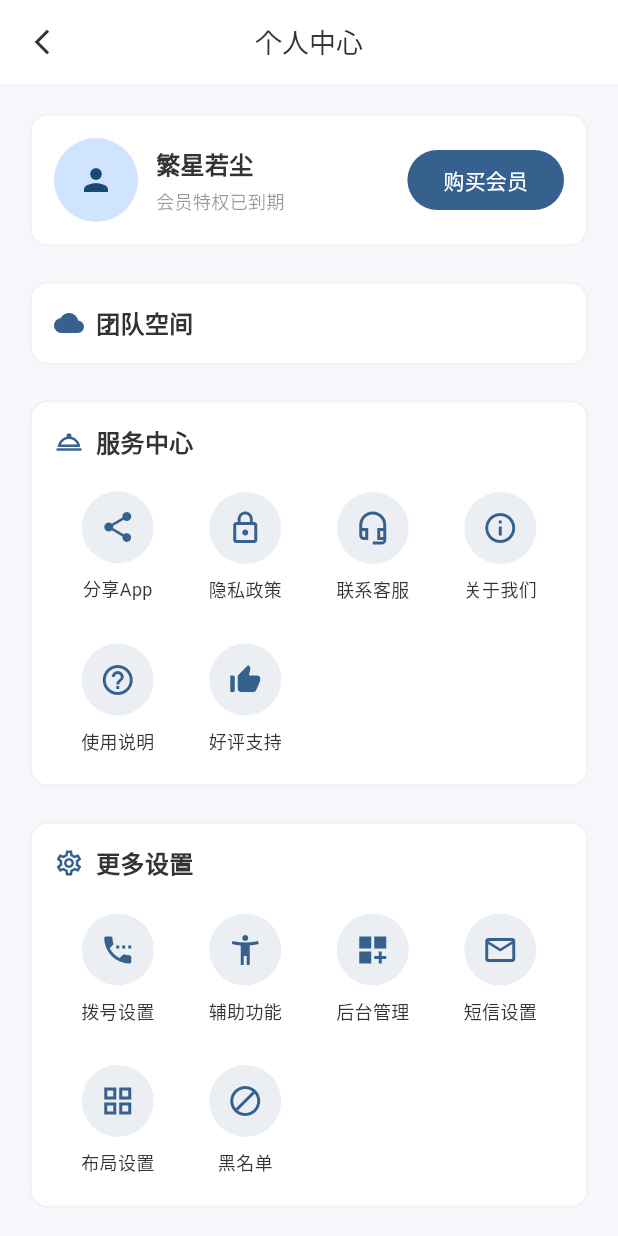
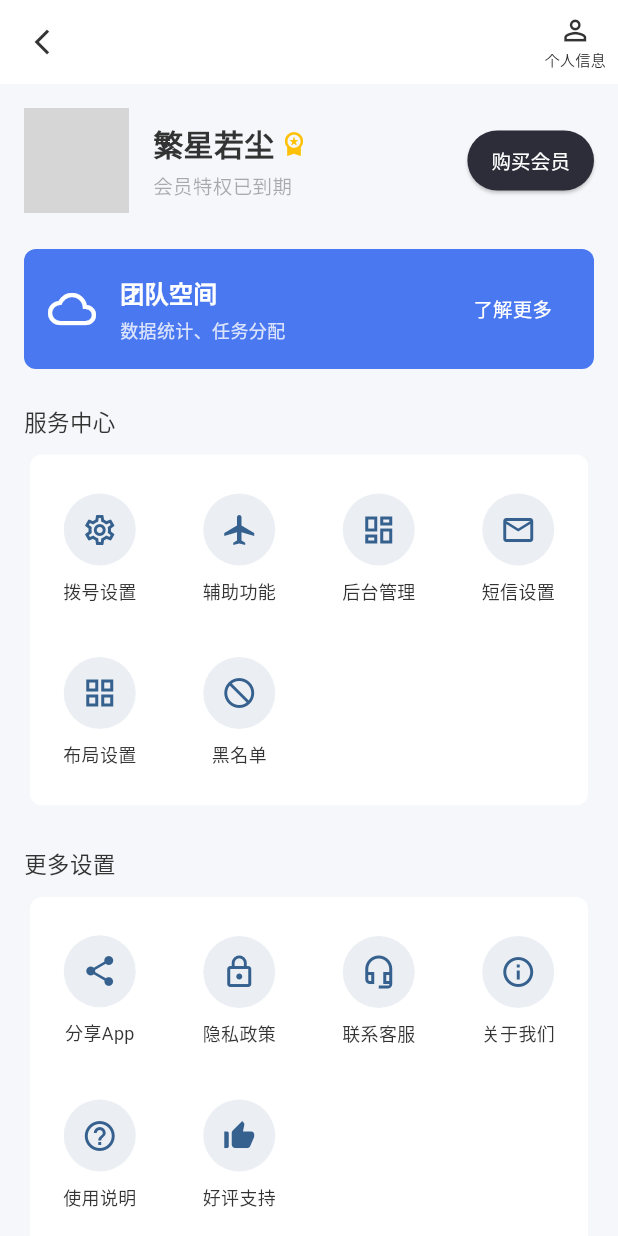
Before and after one commit to li-zejiang/auto_call, a Flutter app: the SettingsPage screen opened directly, on a phone screen of 412 x 824 dp. Run offline on Flutter 3.47's test engine with Material 3 defaults, Android fonts, the phone set to English and light mode, and no system bars; our stand-ins replace dio, flutter_local_notifications, flutter_riverpod, go_router, isar, shared_preferences; missing offline and left inert: flutter_foreground_task; accounts and stored records are empty; generated files the repository leaves out were written again; network calls fail; grey boxes are pictures that could not be loaded.

Commit message:
ui: completely remove nav animation and refactor settings page according to prototype

```diff
--- a/lib/pages/customer/index.dart
+++ b/lib/pages/customer/index.dart
@@ -27,31 +27,37 @@ class CustomerPage extends ConsumerWidget {
         showLeadingSearch: false, // 隐藏左侧默认搜索
         titleWidget: Row(
           children: [
-            _buildTabItem(context, ref, AppConstants.LABEL_CUSTOMER, 0, selectedTab),
+            _buildTabItem(
+                context, ref, AppConstants.LABEL_CUSTOMER, 0, selectedTab),
             const SizedBox(width: 20),
-            _buildTabItem(context, ref, AppConstants.LABEL_TODO, 1, selectedTab),
+            _buildTabItem(
+                context, ref, AppConstants.LABEL_TODO, 1, selectedTab),
           ],
         ),
         actions: [
           AppBarButton(
             icon: Icons.search,
             label: AppConstants.LABEL_SEARCH,
-            onPressed: () => _showNotImplemented(context, AppConstants.LABEL_SEARCH),
+            onPressed: () =>
+                _showNotImplemented(context, AppConstants.LABEL_SEARCH),
           ),
           AppBarButton(
             icon: Icons.ios_share,
             label: AppConstants.LABEL_EXPORT,
-            onPressed: () => _showNotImplemented(context, AppConstants.LABEL_EXPORT),
+            onPressed: () =>
+                _showNotImplemented(context, AppConstants.LABEL_EXPORT),
           ),
           AppBarButton(
             icon: Icons.person_add_alt_1_outlined,
             label: AppConstants.LABEL_ADD,
-            onPressed: () => _showNotImplemented(context, AppConstants.LABEL_ADD),
+            onPressed: () =>
+                _showNotImplemented(context, AppConstants.LABEL_ADD),
           ),
           AppBarButton(
             icon: Icons.group_add_outlined,
             label: AppConstants.LABEL_BATCH,
-            onPressed: () => _showNotImplemented(context, AppConstants.LABEL_BATCH),
+            onPressed: () =>
+                _showNotImplemented(context, AppConstants.LABEL_BATCH),
           ),
         ],
       ),
@@ -62,7 +68,8 @@ class CustomerPage extends ConsumerWidget {
   }
 
   /// 构建标签项
-  Widget _buildTabItem(BuildContext context, WidgetRef ref, String label, int index, int selectedIndex) {
+  Widget _buildTabItem(BuildContext context, WidgetRef ref, String label,
+      int index, int selectedIndex) {
     final isSelected = index == selectedIndex;
     final theme = Theme.of(context);
 
@@ -76,12 +83,14 @@ class CustomerPage extends ConsumerWidget {
             style: TextStyle(
               fontSize: 18,
               fontWeight: isSelected ? FontWeight.bold : FontWeight.normal,
-              color: isSelected ? theme.colorScheme.onSurface : theme.colorScheme.onSurface.withValues(alpha: 0.5),
+              color: isSelected
+                  ? theme.colorScheme.onSurface
+                  : theme.colorScheme.onSurface.withValues(alpha: 0.5),
             ),
           ),
           if (isSelected)
             Container(
-              margin: const EdgeInsets.top(4),
+              margin: const EdgeInsets.only(top: 4),
               height: 2,
               width: 20,
               color: theme.colorScheme.primary,
@@ -92,7 +101,8 @@ class CustomerPage extends ConsumerWidget {
   }
 
   /// 构建客户列表
-  Widget _buildCustomerList(BuildContext context, AsyncValue customerState, ColorScheme colorScheme) {
+  Widget _buildCustomerList(
+      BuildContext context, AsyncValue customerState, ColorScheme colorScheme) {
     return Column(
       children: [
         // 顶部筛选与排序栏
@@ -102,12 +112,14 @@ class CustomerPage extends ConsumerWidget {
             children: [
               Text(
                 '${AppConstants.LABEL_ALL_CUSTOMERS} | ${AppConstants.LABEL_LATEST_ADDED}',
-                style: TextStyle(color: colorScheme.onSurface.withValues(alpha: 0.5)),
+                style: TextStyle(
+                    color: colorScheme.onSurface.withValues(alpha: 0.5)),
               ),
               const Spacer(),
               // 筛选按钮
               TextButton.icon(
-                onPressed: () => _showNotImplemented(context, AppConstants.LABEL_FILTER),
+                onPressed: () =>
+                    _showNotImplemented(context, AppConstants.LABEL_FILTER),
                 icon: const Icon(Icons.filter_list, size: 18),
                 label: const Text(AppConstants.LABEL_FILTER),
                 style: TextButton.styleFrom(
@@ -129,7 +141,8 @@ class CustomerPage extends ConsumerWidget {
                 return Center(
                   child: Text(
                     AppConstants.MSG_NO_CUSTOMER_DATA,
-                    style: TextStyle(color: colorScheme.onSurface.withValues(alpha: 0.5)),
+                    style: TextStyle(
+                        color: colorScheme.onSurface.withValues(alpha: 0.5)),
                   ),
                 );
               }
@@ -168,7 +181,8 @@ class CustomerPage extends ConsumerWidget {
           const SizedBox(height: 16),
           Text(
             '暂无待办事项',
-            style: TextStyle(color: colorScheme.onSurface.withValues(alpha: 0.4)),
+            style:
+                TextStyle(color: colorScheme.onSurface.withValues(alpha: 0.4)),
           ),
         ],
       ),
@@ -176,6 +190,7 @@ class CustomerPage extends ConsumerWidget {
   }
 
   void _showNotImplemented(BuildContext context, String label) {
-    CommonToast.show('$label ${AppConstants.MSG_NOT_IMPLEMENTED}', context: context);
+    CommonToast.show('$label ${AppConstants.MSG_NOT_IMPLEMENTED}',
+        context: context);
   }
 }
--- a/lib/pages/settings/index.dart
+++ b/lib/pages/settings/index.dart
@@ -43,142 +43,214 @@ class SettingsPage extends StatelessWidget {
     ];
 
     return Scaffold(
-      appBar: const CustomAppBar(
-        title: AppConstants.TITLE_PROFILE,
+      appBar: CustomAppBar(
+        title: '',
         showDefaultActions: false,
-        showLeadingSearch: false, // 隐藏左侧默认搜索
+        showLeadingSearch: false,
+        actions: [
+          AppBarButton(
+            icon: Icons.person_outline,
+            label: '个人信息',
+            onPressed: () {
+              CommonToast.show('个人信息${AppConstants.MSG_NOT_IMPLEMENTED}',
+                  context: context);
+            },
+          ),
+        ],
       ),
       body: SingleChildScrollView(
-        padding: const EdgeInsets.all(AppConstants.PADDING),
+        padding: const EdgeInsets.symmetric(horizontal: AppConstants.PADDING),
         child: Column(
           children: [
-            // 用户信息卡片
-            Card(
-              elevation: theme.cardTheme.elevation,
-              child: Padding(
-                padding: const EdgeInsets.all(16),
+            // 1. 用户信息 Header
+            Padding(
+              padding: const EdgeInsets.symmetric(vertical: 16),
               child: Row(
                 children: [
-                    CircleAvatar(
-                      radius: 28,
-                      backgroundColor: colorScheme.primaryContainer,
-                      child: Icon(Icons.person,
-                          color: colorScheme.onPrimaryContainer),
+                  const CircleAvatar(
+                    radius: 35,
+                    backgroundImage: NetworkImage(
+                        'https://p.qqan.com/up/2021-3/16151684606439132.jpg'), // 占位图
                   ),
-                    const SizedBox(width: 12),
+                  const SizedBox(width: 16),
                   Expanded(
                     child: Column(
                       crossAxisAlignment: CrossAxisAlignment.start,
                       children: [
+                        Row(
+                          children: [
                             Text(
                               '繁星若尘',
                               style: TextStyle(
-                              fontSize: 16,
+                                fontSize: 20,
                                 fontWeight: FontWeight.bold,
                                 color: colorScheme.onSurface,
                               ),
+                            ),
+                            const SizedBox(width: 4),
+                            const Icon(Icons.workspace_premium,
+                                color: Colors.amber, size: 18),
+                          ],
                         ),
                         const SizedBox(height: 4),
                         Text(
                           AppConstants.LABEL_MEMBER_EXPIRED,
                           style: TextStyle(
-                              color:
-                                  colorScheme.onSurface.withValues(alpha: 0.5),
+                            color: colorScheme.onSurface.withValues(alpha: 0.4),
+                            fontSize: 13,
+                          ),
+                        ),
+                      ],
+                    ),
+                  ),
+                  ElevatedButton(
+                    onPressed: () {},
+                    style: ElevatedButton.styleFrom(
+                      backgroundColor: const Color(0xFF2D2D3A),
+                      foregroundColor: Colors.white,
+                      shape: RoundedRectangleBorder(
+                        borderRadius: BorderRadius.circular(20),
+                      ),
+                      padding: const EdgeInsets.symmetric(
+                          horizontal: 16, vertical: 8),
+                    ),
+                    child: const Text(AppConstants.LABEL_BUY_MEMBER,
+                        style: TextStyle(fontSize: 13)),
+                  ),
+                ],
+              ),
+            ),
+            const SizedBox(height: 8),
+
+            // 2. 团队空间 (Blue Card)
+            Container(
+              width: double.infinity,
+              padding: const EdgeInsets.all(16),
+              decoration: BoxDecoration(
+                color: const Color(0xFF4A78F0),
+                borderRadius: BorderRadius.circular(8),
+              ),
+              child: Row(
+                children: [
+                  const Icon(Icons.cloud_queue, color: Colors.white, size: 32),
+                  const SizedBox(width: 16),
+                  Expanded(
+                    child: Column(
+                      crossAxisAlignment: CrossAxisAlignment.start,
+                      children: [
+                        const Text(
+                          AppConstants.LABEL_TEAM_SPACE,
+                          style: TextStyle(
+                            color: Colors.white,
+                            fontSize: 16,
+                            fontWeight: FontWeight.bold,
+                          ),
+                        ),
+                        const SizedBox(height: 4),
+                        Text(
+                          '数据统计、任务分配',
+                          style: TextStyle(
+                            color: Colors.white.withValues(alpha: 0.8),
                             fontSize: 12,
                           ),
                         ),
                       ],
                     ),
                   ),
-                    FilledButton(
+                  TextButton(
                     onPressed: () {},
-                      style: FilledButton.styleFrom(
-                        backgroundColor: colorScheme.primary,
-                        foregroundColor: colorScheme.onPrimary,
+                    child: const Text(
+                      '了解更多',
+                      style: TextStyle(color: Colors.white, fontSize: 13),
                     ),
-                      child: const Text(AppConstants.LABEL_BUY_MEMBER),
                   ),
                 ],
               ),
             ),
+            const SizedBox(height: 16),
+
+            // 3. 服务中心
+            _buildGridSection(
+              context,
+              title: AppConstants.LABEL_SERVICE_CENTER,
+              items: [
+                GridItem(
+                    AppConstants.LABEL_DIAL_SETTINGS, Icons.settings_outlined,
+                    onTap: () => context.push('/dial-settings')),
+                GridItem(AppConstants.LABEL_ACCESSIBILITY,
+                    Icons.airplanemode_active_outlined,
+                    onTap: () => context.push('/accessibility')),
+                GridItem(
+                    AppConstants.LABEL_BACKEND_ADMIN, Icons.dashboard_outlined,
+                    onTap: () {
+                  CommonToast.show(
+                      '${AppConstants.LABEL_BACKEND_ADMIN}${AppConstants.MSG_NOT_IMPLEMENTED}',
+                      context: context);
+                }),
+                GridItem(AppConstants.LABEL_SMS_SETTINGS, Icons.mail_outline,
+                    onTap: () => context.push('/sms-settings')),
+                const GridItem(
+                    AppConstants.LABEL_LAYOUT_SETTINGS, Icons.grid_view),
+                const GridItem(
+                    AppConstants.LABEL_BLACKLIST, Icons.block_flipped),
+              ],
             ),
             const SizedBox(height: 16),
 
-            // 1. 团队空间 (Team Space)
-            _buildSectionCard(
-              context,
-              title: AppConstants.LABEL_TEAM_SPACE,
-              icon: Icons.cloud,
-              items: [], // 目前为空，可以根据需求添加
-            ),
-            const SizedBox(height: 16),
-
-            // 2. 服务中心 (Service Center)
-            _buildSectionCard(
-              context,
-              title: AppConstants.LABEL_SERVICE_CENTER,
-              icon: Icons.room_service_outlined,
-              items: serviceCenterItems,
-            ),
-            const SizedBox(height: 16),
-
-            // 3. 更多设置 (More Settings)
-            _buildSectionCard(
+            // 4. 更多设置
+            _buildGridSection(
               context,
               title: AppConstants.LABEL_MORE_SETTINGS,
-              icon: Icons.settings_outlined,
-              items: moreSettingsItems,
+              items: serviceCenterItems, // 这里原本 serviceCenterItems 其实放的是分享等项
             ),
+            const SizedBox(height: 24),
           ],
         ),
       ),
     );
   }
 
-  /// 构建分组卡片
-  Widget _buildSectionCard(
+  /// 构建网格分组区域
+  Widget _buildGridSection(
     BuildContext context, {
     required String title,
-    required IconData icon,
     required List<Widget> items,
   }) {
     final theme = Theme.of(context);
     final colorScheme = theme.colorScheme;
 
-    return Card(
-      elevation: theme.cardTheme.elevation,
-      child: Padding(
-        padding: const EdgeInsets.all(16),
-        child: Column(
+    return Column(
       crossAxisAlignment: CrossAxisAlignment.start,
       children: [
-            Row(
-              children: [
-                Icon(icon, color: colorScheme.primary, size: 20),
-                const SizedBox(width: 8),
-                Text(
+        Padding(
+          padding: const EdgeInsets.symmetric(vertical: 8),
+          child: Text(
             title,
             style: TextStyle(
-                    fontSize: 16,
-                    fontWeight: FontWeight.bold,
+              fontSize: 15,
+              fontWeight: FontWeight.w500,
               color: colorScheme.onSurface,
             ),
           ),
-              ],
         ),
-            if (items.isNotEmpty) ...[
-              const SizedBox(height: 16),
-              GridView.count(
+        Card(
+          elevation: 0,
+          color: theme.cardTheme.color,
+          shape: RoundedRectangleBorder(
+            borderRadius: BorderRadius.circular(8),
+          ),
+          child: Padding(
+            padding: const EdgeInsets.symmetric(vertical: 16),
+            child: GridView.count(
               shrinkWrap: true,
               physics: const NeverScrollableScrollPhysics(),
               crossAxisCount: 4,
               mainAxisSpacing: 16,
               children: items,
             ),
-            ],
-          ],
           ),
         ),
+      ],
     );
   }
 }
--- a/lib/routes/AppRouter.dart
+++ b/lib/routes/AppRouter.dart
@@ -86,10 +86,18 @@ class ScaffoldWithNavBar extends ConsumerWidget {
   Widget build(BuildContext context, WidgetRef ref) {
     return Scaffold(
       body: child,
-      bottomNavigationBar: BottomNavigationBar(
+      bottomNavigationBar: Theme(
+        data: theme.copyWith(
+          splashColor: Colors.transparent,
+          highlightColor: Colors.transparent,
+        ),
+        child: BottomNavigationBar(
           // 获取当前路由路径来决定选中的 Tab
           currentIndex: _calculateSelectedIndex(context),
           onTap: (int idx) => _onItemTapped(idx, context, ref),
+          // 强制设置相同的字体大小以移除缩放动画
+          selectedFontSize: 11,
+          unselectedFontSize: 11,
           // 主题配置（在 ThemeProvider 中统一定义）
           items: const [
             BottomNavigationBarItem(
@@ -108,6 +116,7 @@ class ScaffoldWithNavBar extends ConsumerWidget {
               label: AppConstants.NAV_SETTINGS,
             ),
           ],
+        ),
       ),
     );
   }
--- a/lib/viewmodels/ThemeProvider.dart
+++ b/lib/viewmodels/ThemeProvider.dart
@@ -91,7 +91,6 @@ class ThemeProvider extends StateNotifier<AppThemeMode> {
       unselectedItemColor: Colors.grey,
       selectedLabelStyle: TextStyle(fontSize: 11),
       unselectedLabelStyle: TextStyle(fontSize: 11),
-      iconSize: 22,
       type: BottomNavigationBarType.fixed,
       elevation: 8,
       showSelectedLabels: true,
@@ -135,7 +134,6 @@ class ThemeProvider extends StateNotifier<AppThemeMode> {
       unselectedItemColor: Color(0xFFB0B0B0),
       selectedLabelStyle: TextStyle(fontSize: 11, fontWeight: FontWeight.bold),
       unselectedLabelStyle: TextStyle(fontSize: 11),
-      iconSize: 22,
       type: BottomNavigationBarType.fixed,
       elevation: 8,
       showSelectedLabels: true,
@@ -186,7 +184,6 @@ class ThemeProvider extends StateNotifier<AppThemeMode> {
       unselectedItemColor: Color(0xFF8D6E63),
       selectedLabelStyle: TextStyle(fontSize: 11),
       unselectedLabelStyle: TextStyle(fontSize: 11),
-      iconSize: 22,
       type: BottomNavigationBarType.fixed,
       elevation: 8,
       showSelectedLabels: true,
```
Lines whose indentation alone changed are shown as unchanged.
